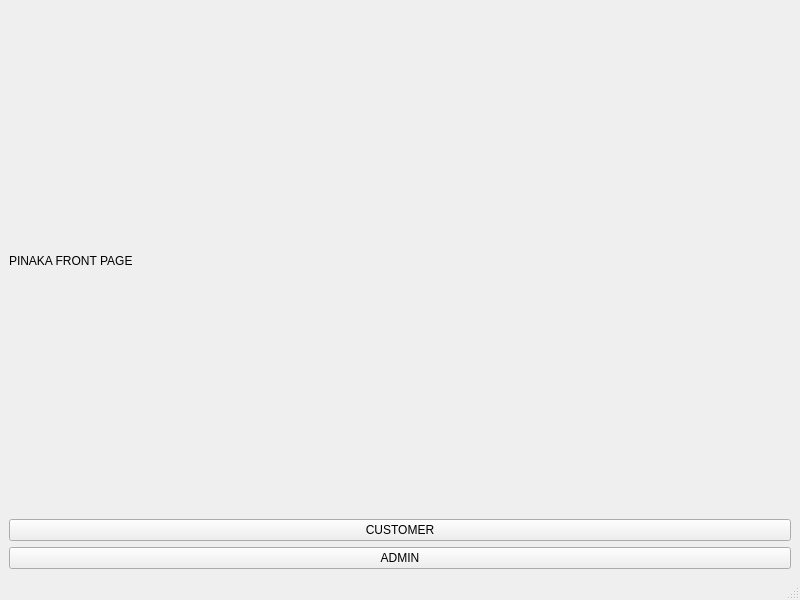
Above: landingpage.ui from PeteCastle/PEx5 before the change. Below: the same form after it.
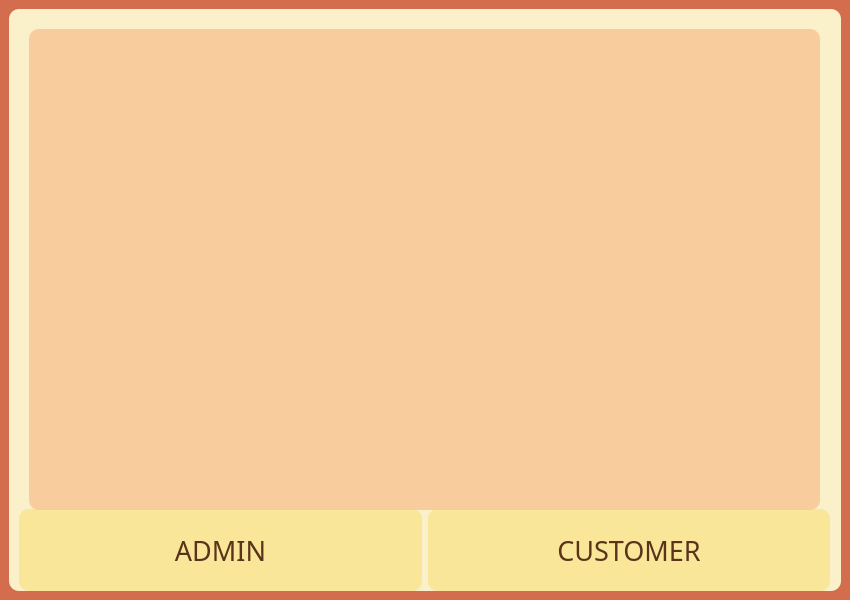
That is the form after the change. Icons and pictures are not drawn.

The edit to the form file:
```diff
--- a/landingpage.ui
+++ b/landingpage.ui
@@ -6,49 +6,177 @@
    <rect>
     <x>0</x>
     <y>0</y>
-    <width>800</width>
+    <width>850</width>
     <height>600</height>
    </rect>
   </property>
+  <property name="sizePolicy">
+   <sizepolicy hsizetype="Fixed" vsizetype="Fixed">
+    <horstretch>0</horstretch>
+    <verstretch>0</verstretch>
+   </sizepolicy>
+  </property>
+  <property name="minimumSize">
+   <size>
+    <width>850</width>
+    <height>600</height>
+   </size>
+  </property>
+  <property name="maximumSize">
+   <size>
+    <width>850</width>
+    <height>600</height>
+   </size>
+  </property>
   <property name="windowTitle">
-   <string>MainWindow</string>
+   <string>Tom's Grill</string>
+  </property>
+  <property name="windowIcon">
+   <iconset resource="resources.qrc">
+    <normaloff>:/logo/pictures/logo 4.png</normaloff>:/logo/pictures/logo 4.png</iconset>
+  </property>
+  <property name="styleSheet">
+   <string notr="true">background-color: rgb(212, 108, 78);</string>
+  </property>
+  <property name="iconSize">
+   <size>
+    <width>50</width>
+    <height>50</height>
+   </size>
   </property>
   <widget class="QWidget" name="centralwidget">
-   <layout class="QVBoxLayout" name="verticalLayout">
-    <item>
-     <widget class="QLabel" name="label">
-      <property name="text">
-       <string>PINAKA FRONT PAGE</string>
+   <layout class="QGridLayout" name="gridLayout">
+    <item row="0" column="0">
+     <widget class="QFrame" name="frame_2">
+      <property name="styleSheet">
+       <string notr="true">border-radius: 10px;
+background-color: rgb(250, 240, 202);</string>
       </property>
-     </widget>
-    </item>
-    <item>
-     <widget class="QPushButton" name="customerButton">
-      <property name="text">
-       <string>CUSTOMER</string>
+      <property name="frameShape">
+       <enum>QFrame::StyledPanel</enum>
       </property>
-     </widget>
-    </item>
-    <item>
-     <widget class="QPushButton" name="adminButton">
-      <property name="text">
-       <string>ADMIN</string>
+      <property name="frameShadow">
+       <enum>QFrame::Sunken</enum>
       </property>
+      <widget class="QWidget" name="widget" native="true">
+       <property name="geometry">
+        <rect>
+         <x>10</x>
+         <y>500</y>
+         <width>811</width>
+         <height>82</height>
+        </rect>
+       </property>
+       <property name="sizePolicy">
+        <sizepolicy hsizetype="Preferred" vsizetype="Fixed">
+         <horstretch>0</horstretch>
+         <verstretch>0</verstretch>
+        </sizepolicy>
+       </property>
+       <layout class="QHBoxLayout" name="horizontalLayout">
+        <item>
+         <widget class="QPushButton" name="adminButton">
+          <property name="sizePolicy">
+           <sizepolicy hsizetype="Preferred" vsizetype="Preferred">
+            <horstretch>0</horstretch>
+            <verstretch>0</verstretch>
+           </sizepolicy>
+          </property>
+          <property name="maximumSize">
+           <size>
+            <width>16777215</width>
+            <height>200</height>
+           </size>
+          </property>
+          <property name="font">
+           <font>
+            <family>Stencil</family>
+            <pointsize>20</pointsize>
+            <bold>false</bold>
+           </font>
+          </property>
+          <property name="styleSheet">
+           <string notr="true">background-color: rgb(249, 230, 153);
+color: rgb(89, 52, 27);
+border-radius: 10px</string>
+          </property>
+          <property name="text">
+           <string>ADMIN</string>
+          </property>
+         </widget>
+        </item>
+        <item>
+         <widget class="QPushButton" name="customerButton">
+          <property name="sizePolicy">
+           <sizepolicy hsizetype="Preferred" vsizetype="Preferred">
+            <horstretch>0</horstretch>
+            <verstretch>0</verstretch>
+           </sizepolicy>
+          </property>
+          <property name="minimumSize">
+           <size>
+            <width>0</width>
+            <height>60</height>
+           </size>
+          </property>
+          <property name="maximumSize">
+           <size>
+            <width>16777215</width>
+            <height>200</height>
+           </size>
+          </property>
+          <property name="font">
+           <font>
+            <family>Stencil</family>
+            <pointsize>20</pointsize>
+            <bold>false</bold>
+           </font>
+          </property>
+          <property name="styleSheet">
+           <string notr="true">background-color: rgb(249, 230, 153);
+color: rgb(89, 52, 27);
+border-radius: 10px</string>
+          </property>
+          <property name="text">
+           <string>CUSTOMER</string>
+          </property>
+         </widget>
+        </item>
+       </layout>
+      </widget>
+      <widget class="QLabel" name="label">
+       <property name="geometry">
+        <rect>
+         <x>20</x>
+         <y>20</y>
+         <width>791</width>
+         <height>481</height>
+        </rect>
+       </property>
+       <property name="minimumSize">
+        <size>
+         <width>0</width>
+         <height>0</height>
+        </size>
+       </property>
+       <property name="styleSheet">
+        <string notr="true">background-color: rgb(249, 204, 158);
+border-radius: 10px</string>
+       </property>
+       <property name="frameShape">
+        <enum>QFrame::Panel</enum>
+       </property>
+       <property name="frameShadow">
+        <enum>QFrame::Raised</enum>
+       </property>
+       <property name="text">
+        <string/>
+       </property>
+      </widget>
      </widget>
     </item>
    </layout>
   </widget>
-  <widget class="QMenuBar" name="menubar">
-   <property name="geometry">
-    <rect>
-     <x>0</x>
-     <y>0</y>
-     <width>800</width>
-     <height>21</height>
-    </rect>
-   </property>
-  </widget>
-  <widget class="QStatusBar" name="statusbar"/>
  </widget>
  <resources/>
  <connections/>
```
Left out of the diff: 4 changed lines with no effect on the pictures.
